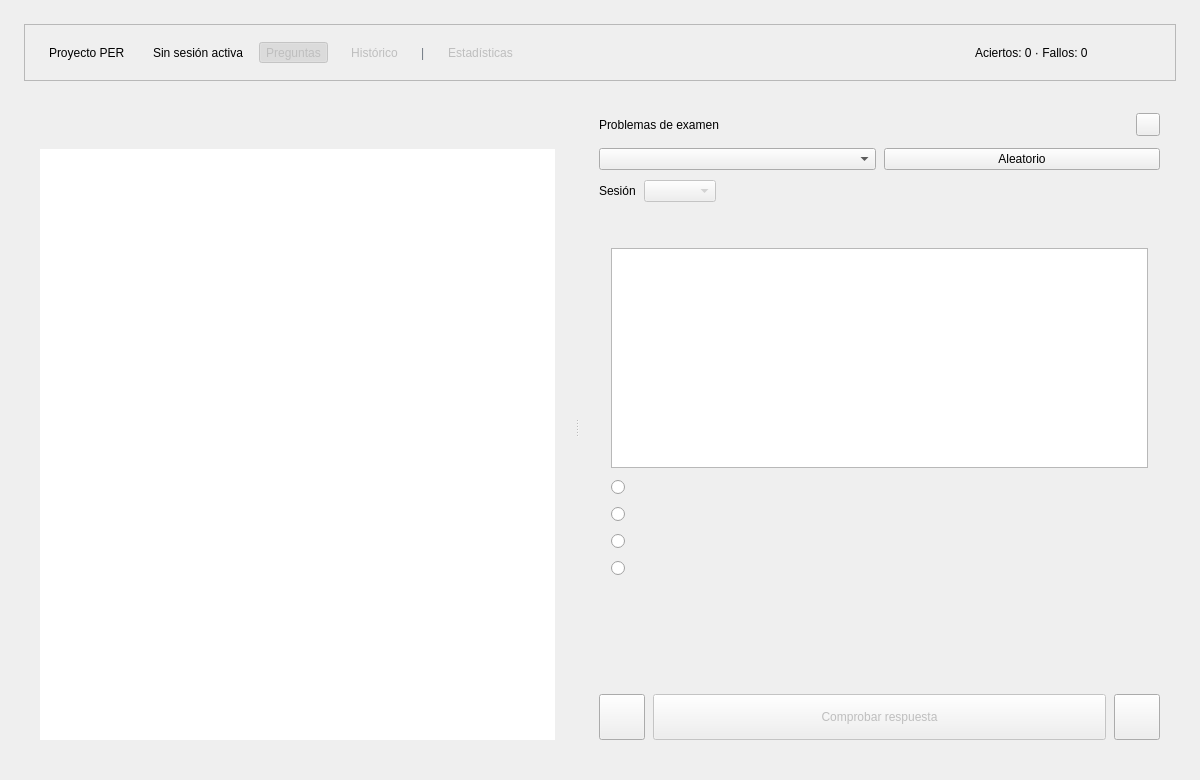
The window that ui/mainwindow.ui (jVeyZ/IHM_PER_QT) describes before a commit, drawn with Qt 5.
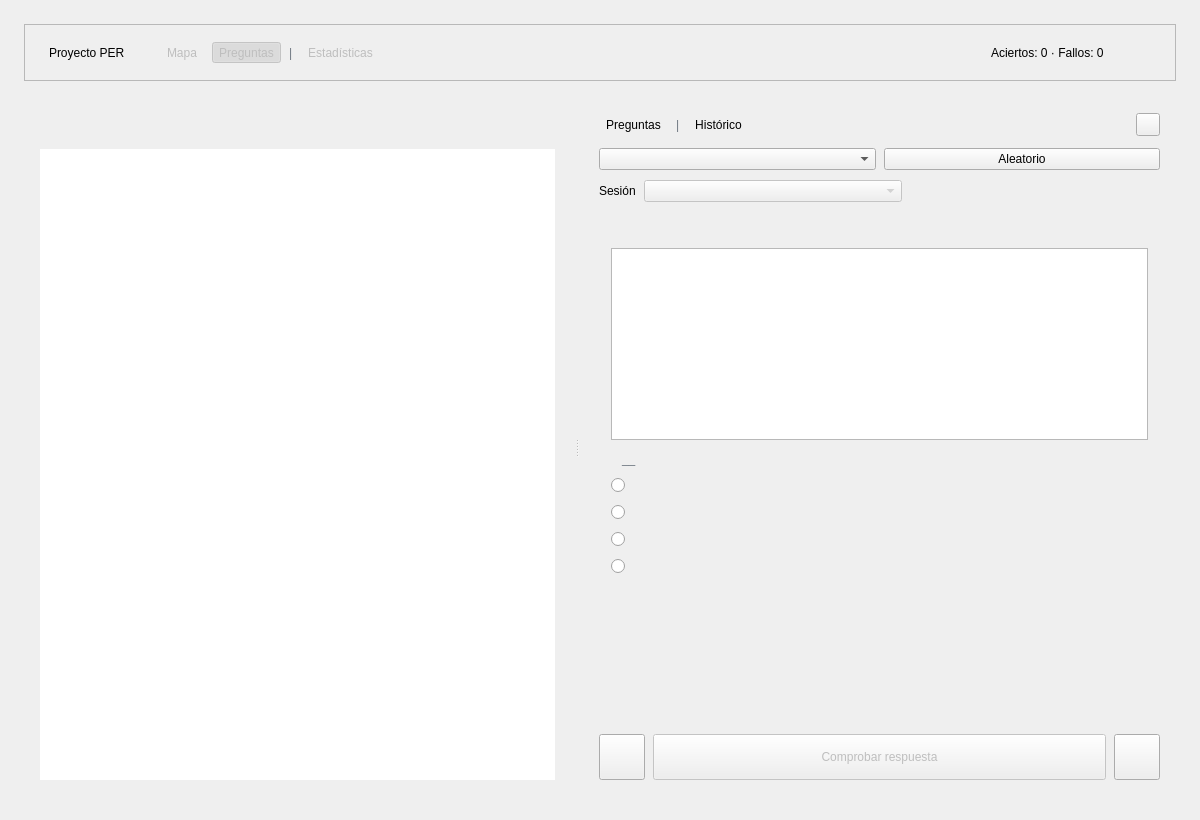
The same window after the commit. The open tabs and pages were chosen to show the change. Custom widgets are drawn as their Qt base class.

```diff
--- a/ui/mainwindow.ui
+++ b/ui/mainwindow.ui
@@ -7,13 +7,13 @@
     <x>0</x>
     <y>0</y>
     <width>1200</width>
-    <height>780</height>
+    <height>820</height>
    </rect>
   </property>
   <property name="minimumSize">
    <size>
     <width>1024</width>
-    <height>680</height>
+    <height>720</height>
    </size>
   </property>
   <property name="windowTitle">
@@ -779,7 +779,7 @@
           </property>
           <layout class="QHBoxLayout" name="topBarLayout">
            <property name="spacing">
-            <number>16</number>
+            <number>8</number>
            </property>
            <property name="leftMargin">
             <number>24</number>
@@ -825,7 +825,29 @@
               <string notr="true">UserSummary</string>
              </property>
              <property name="text">
-              <string>Sin sesión activa</string>
+              <string></string>
+             </property>
+            </widget>
+           </item>
+           <item>
+            <widget class="QToolButton" name="statsButton">
+             <property name="objectName">
+              <string notr="true">StatsButton</string>
+             </property>
+             <property name="enabled">
+              <bool>false</bool>
+             </property>
+             <property name="text">
+              <string>Mapa</string>
+             </property>
+             <property name="checkable">
+              <bool>true</bool>
+             </property>
+             <property name="autoRaise">
+              <bool>true</bool>
+             </property>
+             <property name="toolButtonStyle">
+              <enum>Qt::ToolButtonTextOnly</enum>
              </property>
             </widget>
            </item>
@@ -854,28 +876,6 @@
              </property>
             </widget>
            </item>
-           <item>
-            <widget class="QToolButton" name="statsButton">
-             <property name="objectName">
-              <string notr="true">StatsButton</string>
-             </property>
-             <property name="enabled">
-              <bool>false</bool>
-             </property>
-             <property name="text">
-              <string>Histórico</string>
-             </property>
-             <property name="checkable">
-              <bool>true</bool>
-             </property>
-             <property name="autoRaise">
-              <bool>true</bool>
-             </property>
-             <property name="toolButtonStyle">
-              <enum>Qt::ToolButtonTextOnly</enum>
-             </property>
-            </widget>
-           </item>
            <item>
             <widget class="QLabel" name="historyStatsSeparator">
              <property name="objectName">
@@ -1102,14 +1102,59 @@
                    <number>8</number>
                   </property>
                   <item>
-                   <widget class="QLabel" name="problemTitle">
-                    <property name="objectName">
-                     <string notr="true">ProblemTitle</string>
-                    </property>
-                    <property name="text">
-                     <string>Problemas de examen</string>
-                    </property>
-                   </widget>
+                   <layout class="QHBoxLayout" name="problemTitleLayout">
+                    <item>
+                     <widget class="QToolButton" name="headerQuestionsButton">
+                      <property name="objectName">
+                       <string notr="true">HeaderQuestionsButton</string>
+                      </property>
+                      <property name="text">
+                       <string>Preguntas</string>
+                      </property>
+                      <property name="checkable">
+                       <bool>true</bool>
+                      </property>
+                      <property name="autoRaise">
+                       <bool>true</bool>
+                      </property>
+                      <property name="toolButtonStyle">
+                       <enum>Qt::ToolButtonTextOnly</enum>
+                      </property>
+                     </widget>
+                    </item>
+                    <item>
+                     <widget class="QLabel" name="headerSeparator">
+                      <property name="objectName">
+                       <string notr="true">HeaderSeparator</string>
+                      </property>
+                      <property name="text">
+                       <string>|</string>
+                      </property>
+                      <property name="styleSheet">
+                       <string notr="true">color: #6e7781;</string>
+                      </property>
+                     </widget>
+                    </item>
+                    <item>
+                     <widget class="QToolButton" name="headerHistoryButton">
+                      <property name="objectName">
+                       <string notr="true">HeaderHistoryButton</string>
+                      </property>
+                      <property name="text">
+                       <string>Histórico</string>
+                      </property>
+                      <property name="checkable">
+                       <bool>true</bool>
+                      </property>
+                      <property name="autoRaise">
+                       <bool>true</bool>
+                      </property>
+                      <property name="toolButtonStyle">
+                       <enum>Qt::ToolButtonTextOnly</enum>
+                      </property>
+                     </widget>
+                    </item>
+                   </layout>
                   </item>
                   <item>
                    <spacer name="problemHeaderSpacer">
@@ -1237,6 +1282,12 @@
                         <property name="enabled">
                          <bool>false</bool>
                         </property>
+                            <property name="sizePolicy">
+                             <sizepolicy hsizetype="Expanding" vsizetype="Preferred">
+                              <horstretch>0</horstretch>
+                              <verstretch>0</verstretch>
+                             </sizepolicy>
+                            </property>
                        </widget>
                       </item>
                       <item>
@@ -1297,14 +1348,14 @@
                         <property name="minimumSize">
                          <size>
                           <width>0</width>
-                          <height>220</height>
+                          <height>120</height>
                          </size>
                         </property>
-                        <property name="maximumSize">
-                         <size>
-                          <width>16777215</width>
-                          <height>220</height>
-                         </size>
+                        <property name="sizePolicy">
+                         <sizepolicy hsizetype="Expanding" vsizetype="Preferred">
+                          <horstretch>0</horstretch>
+                          <verstretch>0</verstretch>
+                         </sizepolicy>
                         </property>
                         <property name="readOnly">
                          <bool>true</bool>
@@ -1314,6 +1365,19 @@
                         </property>
                        </widget>
                       </item>
+                      <item>
+                       <widget class="QLabel" name="questionSeparator">
+                        <property name="objectName">
+                         <string notr="true">QuestionSeparator</string>
+                        </property>
+                        <property name="text">
+                         <string>__</string>
+                        </property>
+                        <property name="styleSheet">
+                         <string notr="true">color: #6e7781; padding-left: 8px;</string>
+                        </property>
+                       </widget>
+                      </item>
                       <item>
                        <widget class="QRadioButton" name="answerOption_0">
                         <property name="objectName">
```
Left out of the diff: 3 changed lines with no effect on the pictures.
